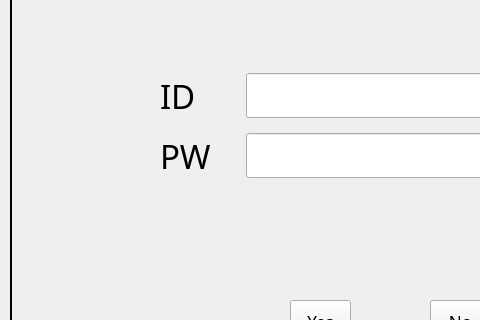
This is MiniProject1/mainwindow.ui in Kim-Ye-Sung/MiniProject_RunningMachine as Qt 5 draws it before an edit; both pictures show x 0 to 480 and y 116 to 436 of the 818 by 611 pixel window. The edited form follows.
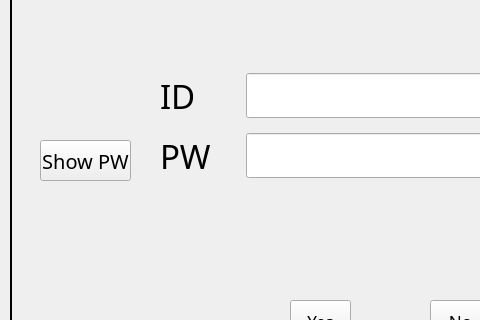
This is the edited form.

```diff
--- a/MiniProject1/mainwindow.ui
+++ b/MiniProject1/mainwindow.ui
@@ -306,6 +306,29 @@
         <string>Login</string>
        </property>
       </widget>
+      <widget class="QPushButton" name="ShowPWButton">
+       <property name="geometry">
+        <rect>
+         <x>30</x>
+         <y>250</y>
+         <width>91</width>
+         <height>41</height>
+        </rect>
+       </property>
+       <property name="font">
+        <font>
+         <family>휴먼아미체</family>
+         <pointsize>15</pointsize>
+        </font>
+       </property>
+       <property name="styleSheet">
+        <string notr="true">// #ShowPWButton{  border: 2px solid black;
+ }</string>
+       </property>
+       <property name="text">
+        <string>Show PW</string>
+       </property>
+      </widget>
      </widget>
     </widget>
     <widget class="QWidget" name="Record_UI">
```
